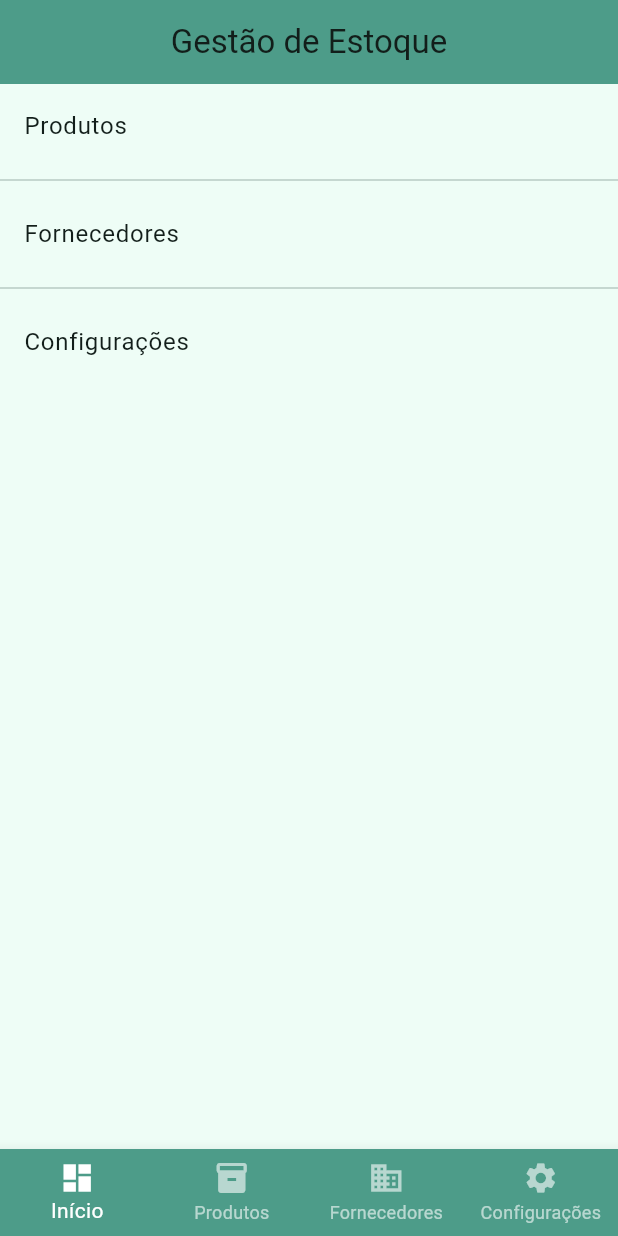
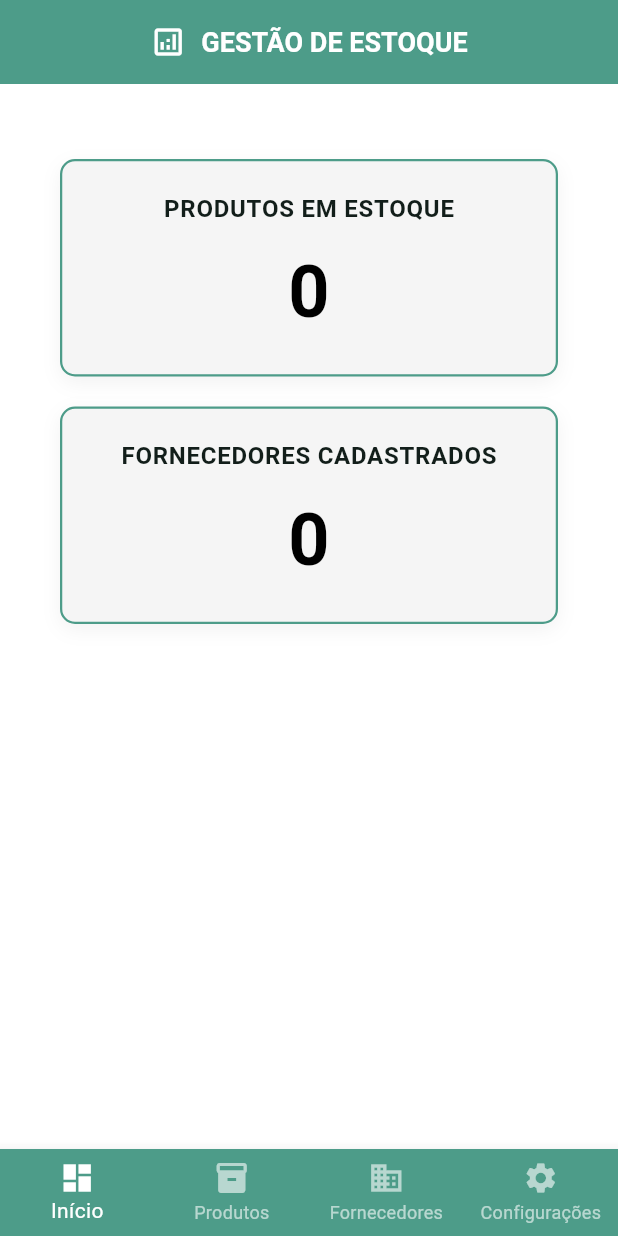
Before and after one commit to RaayaneCustodio/gestao_estoque, a Flutter app: the screen it shows after launch, on a phone screen of 412 x 824 dp. Run offline on Flutter 3.47's test engine with Material 3 defaults, Android fonts, the phone set to English and light mode, and no system bars; our stand-ins replace go_router.

Commit message:
Ajustes finais

```diff
--- a/lib/views/dashboard_screen.dart
+++ b/lib/views/dashboard_screen.dart
@@ -1,8 +1,7 @@
 import 'package:flutter/material.dart';
-import 'package:gestao_estoque/models/suppliers.dart';
-import 'package:gestao_estoque/models/products.dart';
-import 'package:go_router/go_router.dart';
-import 'package:gestao_estoque/app/routes.dart';
+import 'package:gestao_estoque/viewsmodel/products_viewmodel.dart';
+import 'package:gestao_estoque/viewsmodel/suppliers_viewmodel.dart';
+import 'package:provider/provider.dart';
 
 class DashboardScreen extends StatefulWidget {
   const DashboardScreen({super.key});
@@ -12,39 +11,106 @@ class DashboardScreen extends StatefulWidget {
 }
 
 class _DashboardScreenState extends State<DashboardScreen> {
-  final List<String> options = ['Produtos', 'Fornecedores', 'Configurações'];
-  //List<Suppliers> selecionadas = [];
-
-  selectSuppliersPage() {
-    context.push(Routes.suppliers);
-  }
-
-  selectProductsPage() {
-    context.push(Routes.products);
-  }
-
   @override
   Widget build(BuildContext context) {
-    //final table = SuppliersRepository.table;
+    final products = context.watch<ProductsViewModel>().products;
+    final int totalQuantidadeProdutos = products.fold(0, (sum, item) => sum + item.quantidade);
+    final int totalFornecedores = context.watch<SuppliersViewmodel>().suppliers.length;
+
     return Scaffold(
+      // AJUSTE: Forçando o fundo da tela para branco puro
+      backgroundColor: Colors.white,
       appBar: AppBar(
         backgroundColor: const Color(0xFF4D9C89),
         centerTitle: true,
-        title: const Text('Gestão de Estoque'),
+        elevation: 0, // Removi a sombra para um visual mais limpo
+        iconTheme: const IconThemeData(color: Colors.white),
+        title: const Row(
+          mainAxisSize: MainAxisSize.min,
+          children: [
+            Icon(Icons.analytics_outlined, color: Colors.white),
+            SizedBox(width: 10),
+            Text(
+              'GESTÃO DE ESTOQUE',
+              style: TextStyle(
+                color: Colors.white,
+                fontWeight: FontWeight.bold,
+                fontSize: 18,
+              ),
+            ),
+          ],
+        ),
       ),
-      body: ListView.separated(
-        itemCount: options.length,
-        itemBuilder: (context, index) => ListTile(
-          title: Text(options[index]),
-          onTap: () {
-            if (options[index] == 'Produtos') {
-              selectProductsPage();
-            } else if (options[index] == 'Fornecedores') {
-              selectSuppliersPage();
-            }
-          },
+      body: Padding(
+        padding: const EdgeInsets.all(20.0),
+        child: Container(
+          width: double.infinity,
+          child: Column(
+            mainAxisSize: MainAxisSize.min,
+            children: [
+              const SizedBox(height: 30),
+
+              _buildCounterCard(
+                title: 'PRODUTOS EM ESTOQUE',
+                count: totalQuantidadeProdutos.toString(),
+              ),
+
+              const SizedBox(height: 20),
+
+              _buildCounterCard(
+                title: 'FORNECEDORES CADASTRADOS',
+                count: totalFornecedores.toString(),
+              ),
+
+              const SizedBox(height: 30),
+            ],
+          ),
         ),
-        separatorBuilder: (context, index) => const Divider(),
+      ),
+    );
+  }
+
+  Widget _buildCounterCard({required String title, required String count}) {
+    return Padding(
+      padding: const EdgeInsets.symmetric(horizontal: 20),
+      child: Container(
+        width: double.infinity,
+        padding: const EdgeInsets.symmetric(vertical: 20),
+        decoration: BoxDecoration(
+          // Se quiser os cards internos um pouquinho diferentes, use F5F5F5
+          // Se quiser TUDO branco, mude para Colors.white
+          color: const Color(0xFFF5F5F5),
+          borderRadius: BorderRadius.circular(10),
+          border: Border.all(color: const Color(0xFF4D9C89), width: 1.5),
+          boxShadow: [
+            BoxShadow(
+              color: Colors.black.withOpacity(0.05), // Sombra bem sutil
+              blurRadius: 10,
+              offset: const Offset(0, 4),
+            ),
+          ],
+        ),
+        child: Column(
+          children: [
+            Text(
+              title,
+              style: const TextStyle(
+                fontWeight: FontWeight.bold,
+                fontSize: 16,
+                letterSpacing: 0.5,
+              ),
+            ),
+            const SizedBox(height: 10),
+            Text(
+              count,
+              style: const TextStyle(
+                fontWeight: FontWeight.bold,
+                fontSize: 48,
+                color: Colors.black,
+              ),
+            ),
+          ],
+        ),
       ),
     );
   }
```
Also changed, not shown: lib/views/products_screen.dart (+131 -106 lines), lib/views/suppliers_screen.dart (+91 -92 lines).
